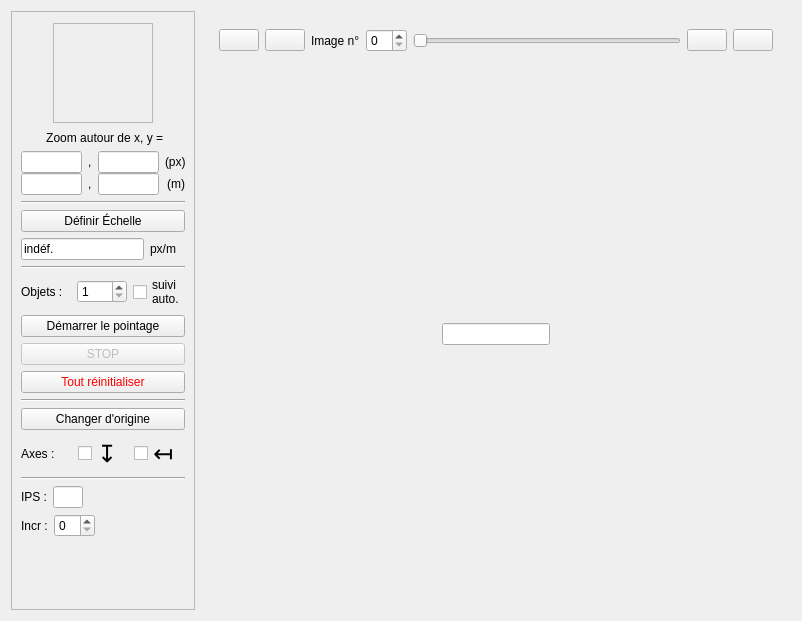
Old version of the form src/interfaces/pointage.ui in the repository rene-d/pymecavideo.
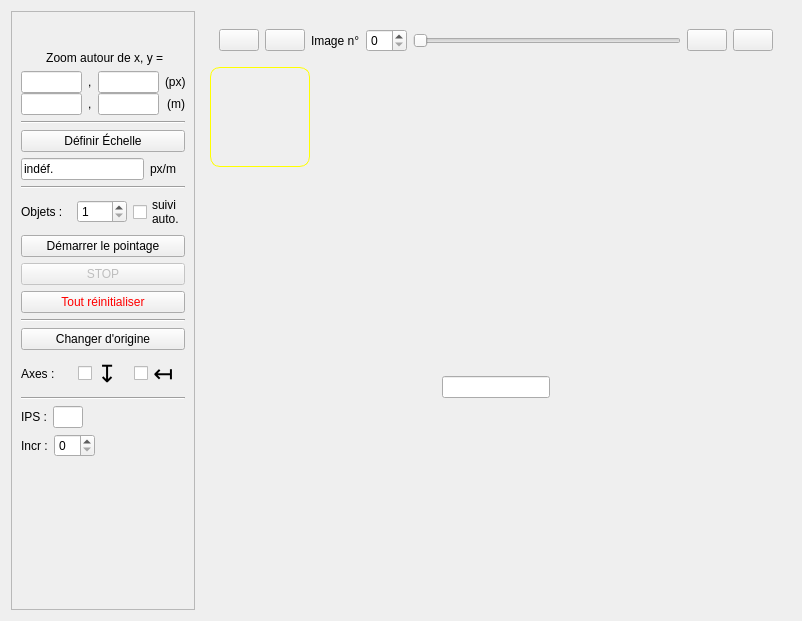
New version of the form. Icons and pictures are not drawn. Custom widgets are drawn as their Qt base class.

Commit message: Zoom se déplaçant avec la souris

What changed in the file:
```diff
--- a/src/interfaces/pointage.ui
+++ b/src/interfaces/pointage.ui
@@ -54,8 +54,8 @@
        <rect>
         <x>0</x>
         <y>0</y>
-        <width>182</width>
-        <height>601</height>
+        <width>223</width>
+        <height>582</height>
        </rect>
       </property>
       <layout class="QVBoxLayout" name="verticalLayout_3">
@@ -93,70 +93,6 @@
             </property>
            </spacer>
           </item>
-          <item>
-           <widget class="QFrame" name="frame">
-            <property name="sizePolicy">
-             <sizepolicy hsizetype="Fixed" vsizetype="Fixed">
-              <horstretch>1</horstretch>
-              <verstretch>0</verstretch>
-             </sizepolicy>
-            </property>
-            <property name="minimumSize">
-             <size>
-              <width>100</width>
-              <height>100</height>
-             </size>
-            </property>
-            <property name="maximumSize">
-             <size>
-              <width>100</width>
-              <height>100</height>
-             </size>
-            </property>
-            <property name="frameShape">
-             <enum>QFrame::StyledPanel</enum>
-            </property>
-            <property name="frameShadow">
-             <enum>QFrame::Raised</enum>
-            </property>
-            <layout class="QHBoxLayout" name="horizontalLayout_4">
-             <property name="spacing">
-              <number>0</number>
-             </property>
-             <property name="leftMargin">
-              <number>0</number>
-             </property>
-             <property name="topMargin">
-              <number>0</number>
-             </property>
-             <property name="rightMargin">
-              <number>0</number>
-             </property>
-             <property name="bottomMargin">
-              <number>0</number>
-             </property>
-             <item>
-              <widget class="Zoom" name="zoom_zone" native="true">
-               <property name="minimumSize">
-                <size>
-                 <width>100</width>
-                 <height>100</height>
-                </size>
-               </property>
-               <property name="maximumSize">
-                <size>
-                 <width>100</width>
-                 <height>100</height>
-                </size>
-               </property>
-               <property name="toolTip">
-                <string>Zoom ⨯2 autour du curseur de la souris</string>
-               </property>
-              </widget>
-             </item>
-            </layout>
-           </widget>
-          </item>
           <item>
            <spacer name="horizontalSpacer">
             <property name="orientation">
@@ -861,6 +797,28 @@
         </layout>
        </widget>
       </item>
+      <item>
+       <widget class="Zoom" name="zoom_zone" native="true">
+        <property name="minimumSize">
+         <size>
+          <width>100</width>
+          <height>100</height>
+         </size>
+        </property>
+        <property name="maximumSize">
+         <size>
+          <width>100</width>
+          <height>100</height>
+         </size>
+        </property>
+        <property name="toolTip">
+         <string>Zoom ⨯2 autour du curseur de la souris</string>
+        </property>
+        <property name="styleSheet">
+         <string notr="true">border: 1px solid yellow; border-radius: 10px;</string>
+        </property>
+       </widget>
+      </item>
       <item>
        <widget class="VideoPointeeWidget" name="video" native="true">
         <property name="sizePolicy">
```
The commit also changes 6 other files.
